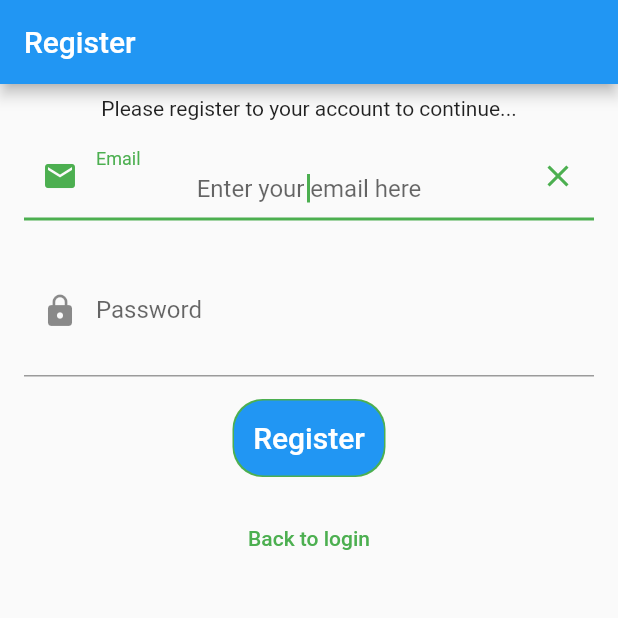
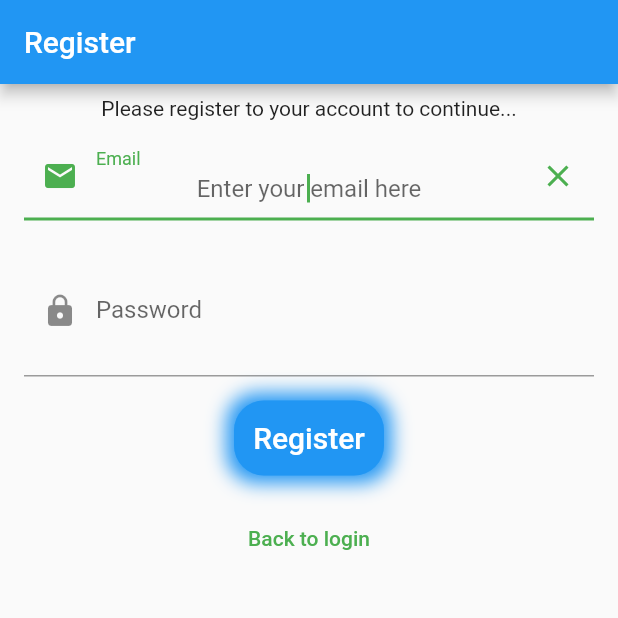
Before and after one commit to ArvinXO/takenote, a Flutter app: the screen it shows after launch, after a tap on "Login", after a tap on "Forgot Password", after a tap on "Not registered yet? Register here", on a phone screen of 412 x 824 dp, the top half of it. Run offline on Flutter 3.47's test engine with Material 2 defaults, Android fonts, the phone set to English and light mode, and no system bars; our stand-ins replace bloc, cloud_firestore, equatable, firebase_auth, firebase_core, flutter_bloc and 2 more; missing offline and left inert: cloud_firestore_web, firebase_analytics_web, firebase_auth_web, firebase_core_web, share_plus_web; accounts and stored records are empty; network calls fail.

Commit message:
Added new Icon + Renamed application with further kConstant UI tweaks

```diff
--- a/lib/constants/kConstants.dart
+++ b/lib/constants/kConstants.dart
@@ -15,7 +15,19 @@ const kTextFieldPass = TextField(
   decoration: InputDecoration(),
 );
 
-final gradientButton = BoxDecoration(
+const kBoxShadowBlue = BoxShadow(
+  color: Colors.blue,
+  blurRadius: 10,
+  spreadRadius: 5,
+);
+
+const kBoxShadowGreen = BoxShadow(
+  color: Colors.green,
+  blurRadius: 10,
+  spreadRadius: 5,
+);
+
+final BoxDecoration gradientButton = BoxDecoration(
   borderRadius: BorderRadius.circular(20),
   color: Colors.green,
   // gradient: const LinearGradient(
--- a/lib/views/login_view.dart
+++ b/lib/views/login_view.dart
@@ -108,7 +108,11 @@ class _LoginViewState extends State<LoginView> {
                   child: Container(
                     height: 50,
                     width: 100,
-                    decoration: gradientButton,
+                    decoration: gradientButton.copyWith(
+                      boxShadow: [
+                        kBoxShadowGreen,
+                      ],
+                    ),
                     child: const Center(
                       child: Text(
                         'Login',
--- a/lib/views/register_view.dart
+++ b/lib/views/register_view.dart
@@ -128,6 +128,15 @@ class _RegisterViewState extends State<RegisterView> {
                         width: 100,
                         decoration: gradientButton.copyWith(
                           color: Colors.blue,
+                          border: //copywith is used to override the border of the button
+                              Border.all(
+                            //Blue alpha border
+                            color: Colors.blue.withAlpha(100),
+                            width: 2,
+                          ),
+                          boxShadow: [
+                            kBoxShadowBlue,
+                          ],
                         ),
                         child: const Center(
                           child: Text(
--- a/pubspec.yaml
+++ b/pubspec.yaml
@@ -42,6 +42,7 @@ dependencies:
   bloc: ^8.1.0
   flutter_bloc: ^8.0.1
   equatable: ^2.0.3
+  flutter_launcher_icons: ^0.10.0
 
 
 
```
Also changed, not shown: flutter_launcher_icons.yaml (added, +18 -0 lines), assets/icon/icon.png (added), pubspec.lock, 35 other files.
